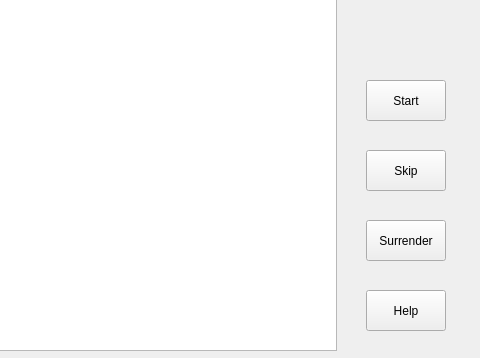
Before: the Qt Designer form mainwindow.ui in JamesZFS/Warzone, drawn with Qt 5; both pictures show x 544 to 1024 and y 410 to 768 of the 1024 by 768 pixel window.
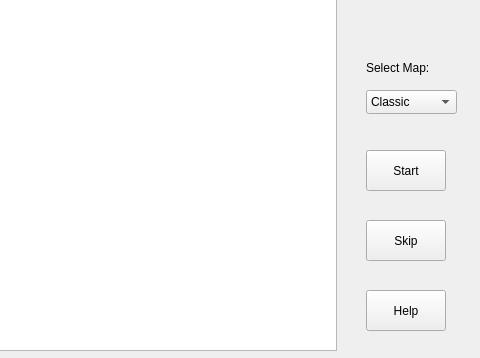
After: the same form once the commit is applied. Icons and pictures are not drawn.

What changed in the file:
```diff
--- a/mainwindow.ui
+++ b/mainwindow.ui
@@ -62,7 +62,7 @@
    <property name="geometry">
     <rect>
      <x>910</x>
-     <y>490</y>
+     <y>560</y>
      <width>80</width>
      <height>41</height>
     </rect>
@@ -84,19 +84,6 @@
     <string>Help</string>
    </property>
   </widget>
-  <widget class="QPushButton" name="bt_surrender">
-   <property name="geometry">
-    <rect>
-     <x>910</x>
-     <y>630</y>
-     <width>80</width>
-     <height>41</height>
-    </rect>
-   </property>
-   <property name="text">
-    <string>Surrender</string>
-   </property>
-  </widget>
   <widget class="QGraphicsView" name="graphics_view">
    <property name="geometry">
     <rect>
@@ -180,7 +167,7 @@
    <property name="geometry">
     <rect>
      <x>910</x>
-     <y>560</y>
+     <y>630</y>
      <width>80</width>
      <height>41</height>
     </rect>
@@ -189,6 +176,44 @@
     <string>Skip</string>
    </property>
   </widget>
+  <widget class="QComboBox" name="comboBox">
+   <property name="geometry">
+    <rect>
+     <x>910</x>
+     <y>500</y>
+     <width>91</width>
+     <height>24</height>
+    </rect>
+   </property>
+   <item>
+    <property name="text">
+     <string>Classic</string>
+    </property>
+   </item>
+   <item>
+    <property name="text">
+     <string>Fortress</string>
+    </property>
+   </item>
+   <item>
+    <property name="text">
+     <string>Double Deck</string>
+    </property>
+   </item>
+  </widget>
+  <widget class="QLabel" name="label_2">
+   <property name="geometry">
+    <rect>
+     <x>910</x>
+     <y>470</y>
+     <width>81</width>
+     <height>16</height>
+    </rect>
+   </property>
+   <property name="text">
+    <string>Select Map:</string>
+   </property>
+  </widget>
   <action name="actionstart">
    <property name="text">
     <string>start</string>
```
